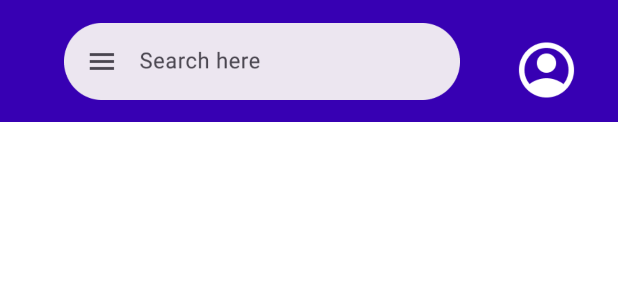
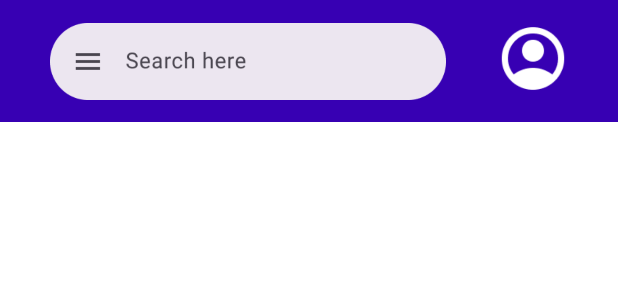
Before and after one commit to iro2002/fot_news, an Android app: the layout activity_fragment_top_bar.xml on its own in the app's theme, with its tools: preview values and no code run, on a phone screen of 412 x 824 dp. Shown: the top 300 px of the screen. Run offline under Robolectric (Android 15) with nearby library versions, the phone set to English and light mode, and no system bars.

Commit message:
Profile icon Resize

```diff
--- a/app/src/main/res/layout/activity_fragment_sign_out.xml
+++ b/app/src/main/res/layout/activity_fragment_sign_out.xml
@@ -6,7 +6,7 @@
     android:orientation="vertical"
     android:padding="24dp"
     android:background="#E8EAF6"
-    android:layout_marginStart="16dp"  android:layout_marginEnd="16dp"
+    android:layout_marginStart="0dp"  android:layout_marginEnd="0dp"
     android:elevation="8dp">
 
     <TextView
--- a/app/src/main/res/layout/activity_fragment_top_bar.xml
+++ b/app/src/main/res/layout/activity_fragment_top_bar.xml
@@ -20,17 +20,18 @@
     <!-- Profile Icon -->
     <ImageView
         android:id="@+id/profileIcon"
-        android:layout_width="63dp"
-        android:layout_height="60dp"
+        android:layout_width="81dp"
+        android:layout_height="66dp"
+        android:layout_marginTop="6dp"
         android:layout_marginEnd="16dp"
-        android:layout_marginTop="12dp"
         android:background="?android:attr/selectableItemBackgroundBorderless"
         android:contentDescription="Profile"
         android:padding="8dp"
         android:src="@drawable/ic_account_circle"
+        app:layout_constraintBottom_toBottomOf="parent"
+        app:layout_constraintEnd_toEndOf="parent"
         app:layout_constraintTop_toTopOf="parent"
-        app:layout_constraintEnd_toEndOf="parent"
-        app:layout_constraintBottom_toBottomOf="parent"
+        app:layout_constraintVertical_bias="0.0"
         app:tint="@android:color/white" />
 
     <!-- Search Bar -->
```
